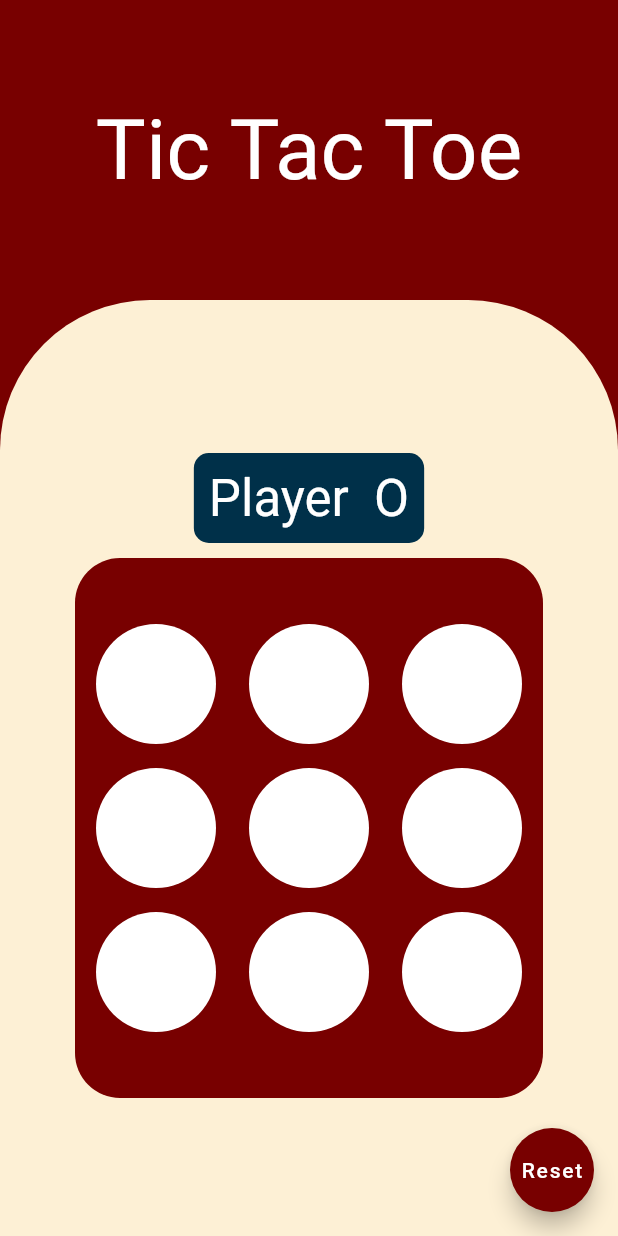
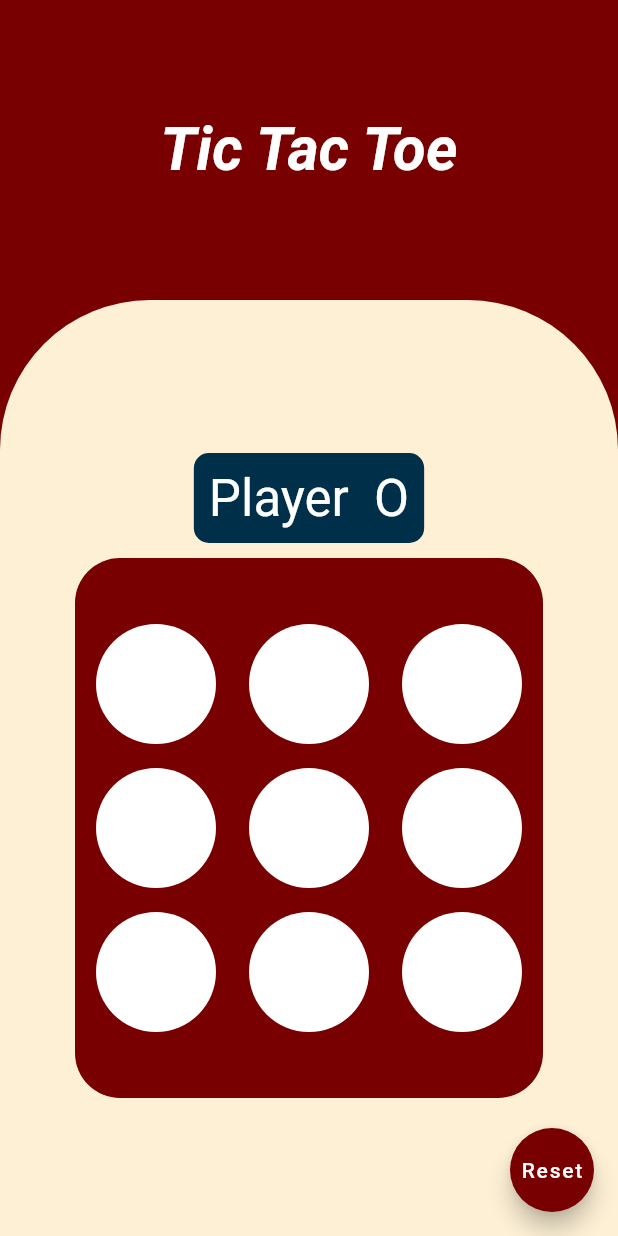
Before and after one commit to krishnatrea/Tictactoe-flutter, a Flutter app: the screen it shows after launch, on a phone screen of 412 x 824 dp. Run offline on Flutter 3.47's test engine with Material 2 defaults, Android fonts, the phone set to English and light mode, and no system bars.

Commit message:
Tic Tac Toe

```diff
--- a/lib/Screens/GameScreen.dart
+++ b/lib/Screens/GameScreen.dart
@@ -20,12 +20,12 @@ class _GameScreenState extends State<GameScreen> {
                 height: 200,
                 width: double.infinity,
                 child: Center(
-                  child: Text(
-                    'Tic Tac Toe',
-                    style: Theme.of(context).textTheme.headline2.copyWith(
+                  child: Text('Tic Tac Toe',
+                      style: TextStyle(
                           color: Colors.white,
-                        ),
-                  ),
+                          fontSize: 40,
+                          fontWeight: FontWeight.bold,
+                          fontStyle: FontStyle.italic)),
                 ),
               ),
               Stack(
```
Also changed, not shown: lib/main.dart (+6 -3 lines).
